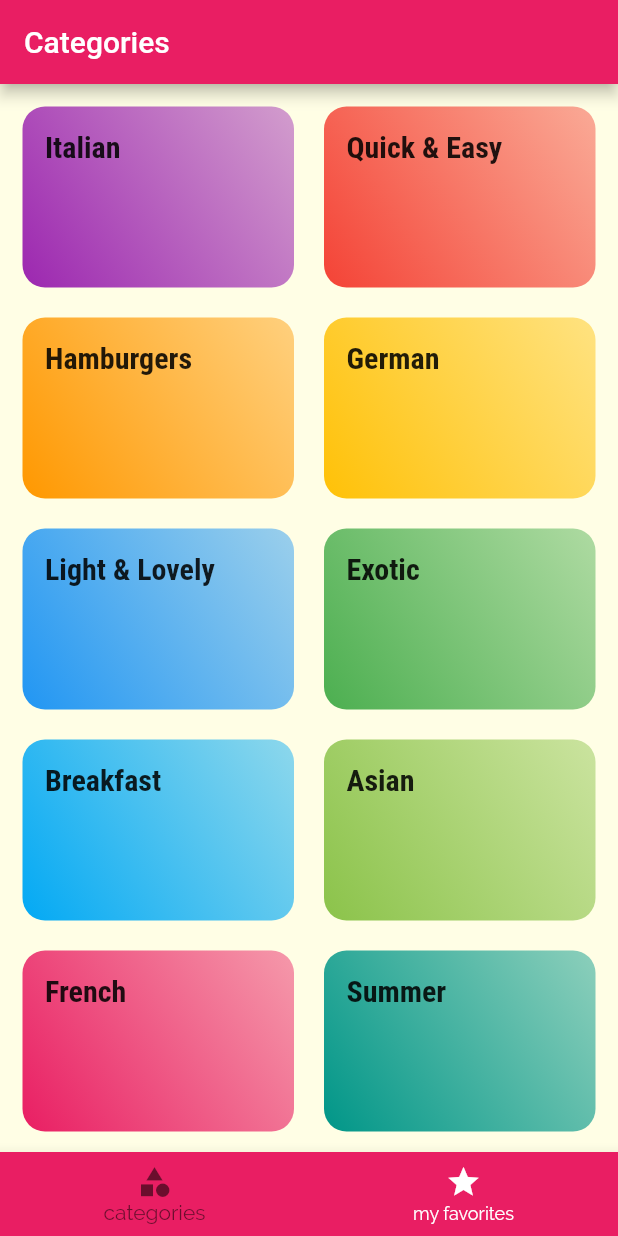
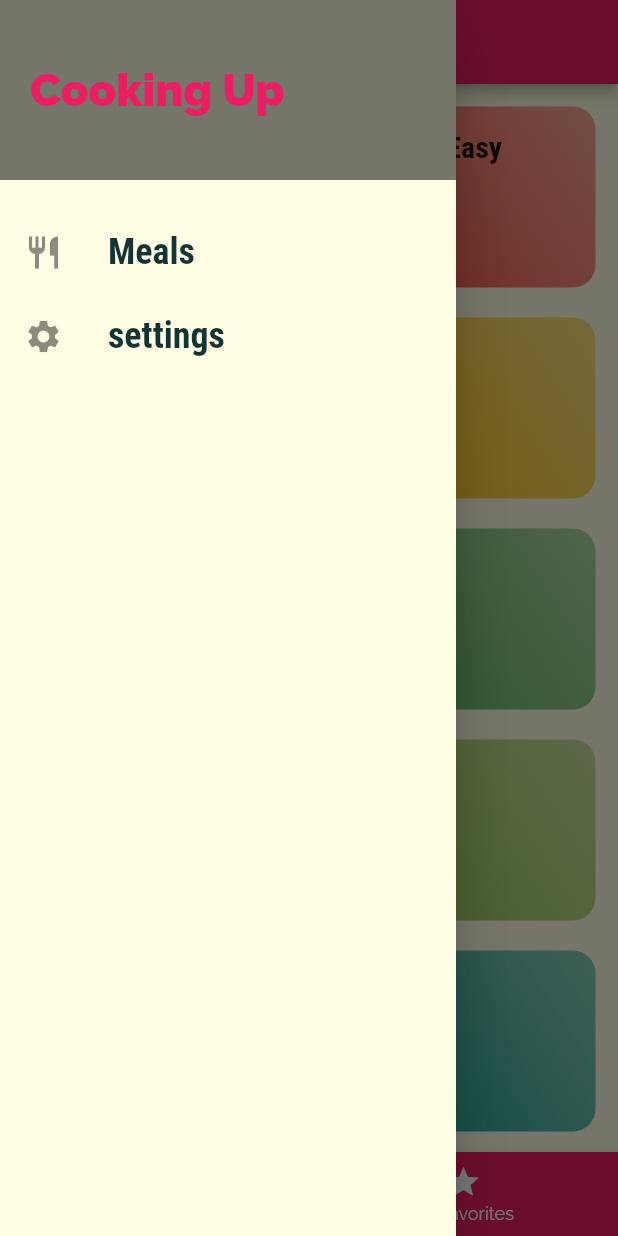
Before and after one commit to laithfayizhussein/meals-app, a Flutter app: the screen it shows after launch, with the side drawer open (before the commit the screen has no drawer), on a phone screen of 412 x 824 dp. Run offline on Flutter 3.47's test engine with Material 2 defaults, Android fonts, the phone set to English and light mode, and no system bars.

```diff
--- a/lib/main.dart
+++ b/lib/main.dart
@@ -1,12 +1,50 @@
 import 'package:flutter/material.dart';
+import './dummy_data.dart';
 import './screens/meal_details_screen.dart';
 import './screens/bottom_nav_bar.dart';
 import './screens/category_meals_screen.dart';
 import './screens/categories_screen.dart';
+import './screens/settings_screen.dart';
+import './models/meal.dart';
 
 void main() => runApp(MyApp());
 
-class MyApp extends StatelessWidget {
+class MyApp extends StatefulWidget {
+  @override
+  State<MyApp> createState() => _MyAppState();
+}
+
+class _MyAppState extends State<MyApp> {
+  Map<String, bool> filters = {
+    'gluten': false,
+    'lactose': false,
+    'vegan': false,
+    'vegetarian': false,
+  };
+  List<Meal> availableMeals = DUMMY_MEALS;
+
+  void setFilters(Map<String, bool> filterData) {
+    setState(() {
+      filters = filterData;
+      availableMeals = DUMMY_MEALS.where((element) {
+        if (filters['gluten']! && !element.isGlutenFree) {
+          return false;
+        }
+        if (filters['lactose']! && !element.isLactoseFree) {
+          return false;
+        }
+        if (filters['vegan']! && !element.isVegan) {
+          return false;
+        }
+        if (filters['vegetarian']! && !element.isVegetarian) {
+          return false;
+        }
+
+        return true;
+      }).toList();
+    });
+  }
+
   @override
   Widget build(BuildContext context) {
     return MaterialApp(
@@ -41,9 +79,11 @@ class MyApp extends StatelessWidget {
       initialRoute: '/',
       routes: {
         '/': (context) => BottomNavBar(),
-        CategoriesMeals.routeName: (context) => CategoriesMeals(),
+        CategoriesMeals.routeName: (context) => CategoriesMeals(availableMeals),
         CategoriesScreen.routeName: (context) => CategoriesScreen(),
         MealDetailsScreen.routeName: (context) => MealDetailsScreen(),
+        SettingsScreen.routeName: (context) =>
+            SettingsScreen(filters, setFilters),
       },
     );
   }
--- a/lib/screens/bottom_nav_bar.dart
+++ b/lib/screens/bottom_nav_bar.dart
@@ -1,6 +1,7 @@
 import 'package:flutter/material.dart';
 import './categories_screen.dart';
 import './favorites_screen.dart';
+import '../widgets/main_drawer.dart';
 
 class BottomNavBar extends StatefulWidget {
   static const String routeName = 'BottomNavBar';
@@ -25,6 +26,7 @@ class _BottomNavBarState extends State<BottomNavBar> {
   @override
   Widget build(BuildContext context) {
     return Scaffold(
+      drawer: MainDrawer(),
       appBar: AppBar(
         title: Text(_page[selectedPageIndex]['title']),
       ),
--- /dev/null
+++ b/lib/widgets/main_drawer.dart
@@ -0,0 +1,61 @@
+import 'dart:ui';
+
+import 'package:flutter/material.dart';
+import '../screens/settings_screen.dart';
+
+class MainDrawer extends StatelessWidget {
+  Widget ListTileWidget(String name, IconData icon, VoidCallback tapHandler) {
+    return ListTile(
+      leading: Icon(
+        icon,
+        size: 26,
+      ),
+      title: Text(
+        name,
+        style: TextStyle(
+          fontFamily: 'RobotoCondensed',
+          fontSize: 24,
+          fontWeight: FontWeight.bold,
+        ),
+      ),
+      onTap: tapHandler,
+    );
+  }
+
+  @override
+  Widget build(BuildContext context) {
+    return Drawer(
+      child: Column(
+        children: [
+          Container(
+            height: 120,
+            width: double.infinity,
+            padding: EdgeInsets.all(20),
+            alignment: Alignment.centerLeft,
+            color: Theme.of(context).colorScheme.onSurface,
+            child: Text(
+              'Cooking Up',
+              style: TextStyle(
+                  fontWeight: FontWeight.w900,
+                  fontSize: 30,
+                  color: Theme.of(context).colorScheme.primary),
+            ),
+          ),
+          SizedBox(
+            height: 20,
+          ),
+          ListTileWidget(
+            'Meals',
+            Icons.restaurant,
+            () {
+              Navigator.of(context).pushReplacementNamed('/');
+            },
+          ),
+          ListTileWidget('settings', Icons.settings, () {
+            Navigator.pushReplacementNamed(context, SettingsScreen.routeName);
+          })
+        ],
+      ),
+    );
+  }
+}
```
Also changed, not shown: lib/screens/category_meals_screen.dart (+46 -21 lines), lib/screens/meal_details_screen.dart (+8 -6 lines), lib/screens/settings_screen.dart (added, +116 -0 lines), lib/widgets/meal_item.dart (+11 -2 lines).
